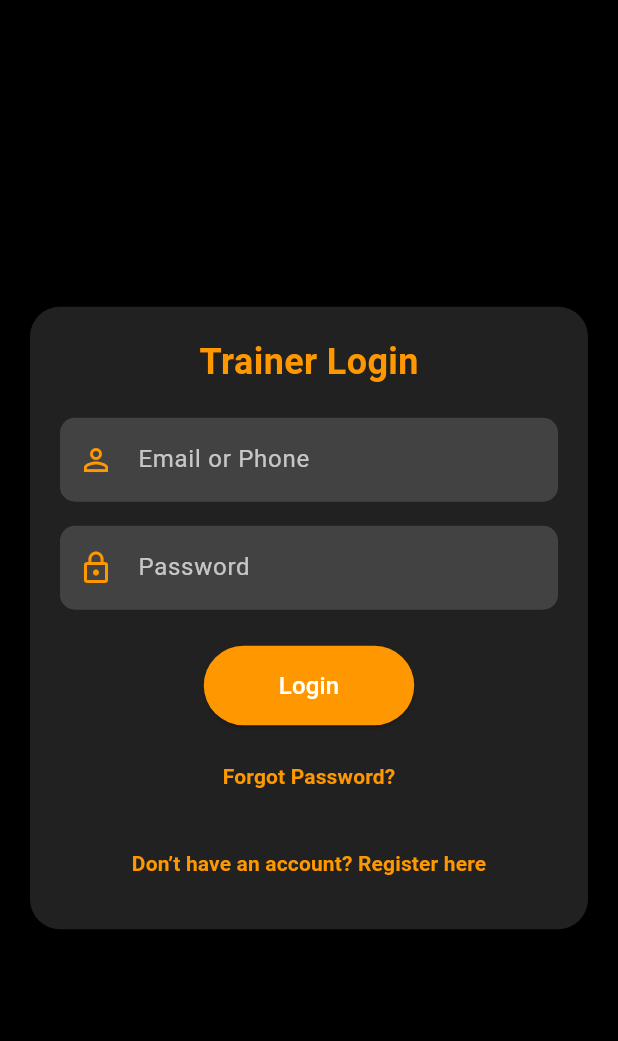
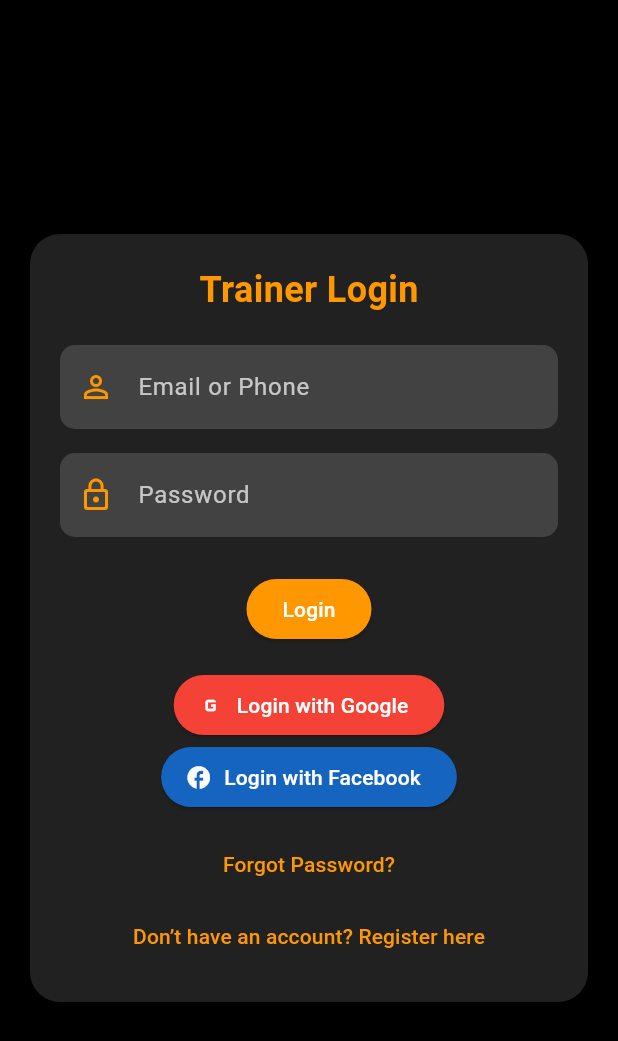
Before and after one commit to shifaaKh28/BodyAndMind, a Flutter app: the TrainerLoginScreen screen opened by its route, on a phone screen of 412 x 824 dp. Shown: the top 1041 px of the screen. Run offline on Flutter 3.47's test engine with Material 3 defaults, Android fonts, the phone set to English and light mode, and no system bars; our stand-ins replace cloud_firestore, firebase_auth, firebase_core, firebase_storage, google_sign_in, image_picker; missing offline and left inert: flutter_facebook_auth; accounts and stored records are empty.

Commit message:
Update login.dart

```diff
--- a/lib/screens/trainer/login.dart
+++ b/lib/screens/trainer/login.dart
@@ -1,7 +1,10 @@
 import 'package:cloud_firestore/cloud_firestore.dart';
 import 'package:flutter/material.dart';
+import '../common/facebook_auth_service.dart';
 import 'package:firebase_auth/firebase_auth.dart';
 import 'dashboard.dart';
+import '../common/google_auth_service.dart'; // Import GoogleAuthService
+
 
 class TrainerLoginScreen extends StatefulWidget {
   @override
@@ -11,6 +14,7 @@ class TrainerLoginScreen extends StatefulWidget {
 class _TrainerLoginScreenState extends State<TrainerLoginScreen> {
   final _emailOrPhoneController = TextEditingController();
   final _passwordController = TextEditingController();
+  final GoogleAuthService _googleAuthService = GoogleAuthService(); // Google Auth Service
   bool _isLoading = false;
 
   // Determine if input is phone or email
@@ -76,6 +80,90 @@ class _TrainerLoginScreenState extends State<TrainerLoginScreen> {
     }
   }
 
+  Future<void> _loginWithGoogle() async {
+    setState(() {
+      _isLoading = true;
+    });
+
+    try {
+      final userCredential = await _googleAuthService.signInWithGoogle();
+      if (userCredential != null) {
+        final uid = userCredential.user!.uid;
+
+        // Check if the user exists in the 'trainees' collection
+        final traineeDoc = await FirebaseFirestore.instance
+            .collection('trainers')
+            .doc(uid)
+            .get();
+
+        if (traineeDoc.exists) {
+          ScaffoldMessenger.of(context).showSnackBar(
+            SnackBar(content: Text('Welcome, ${traineeDoc['name']}!')),
+          );
+          Navigator.pushReplacement(
+            context,
+            MaterialPageRoute(builder: (context) => TrainerDashboard()),
+          );
+        } else {
+          ScaffoldMessenger.of(context).showSnackBar(
+            SnackBar(content: Text('You are not registered as a trainer.')),
+          );
+          FirebaseAuth.instance.signOut();
+        }
+      }
+    } catch (e) {
+      ScaffoldMessenger.of(context).showSnackBar(
+        SnackBar(content: Text('Failed to sign in with Google: $e')),
+      );
+    } finally {
+      setState(() {
+        _isLoading = false;
+      });
+    }
+  }
+
+  Future<void> _loginWithFacebook() async {
+    setState(() {
+      _isLoading = true;
+    });
+
+    try {
+      final FacebookAuthService facebookAuthService = FacebookAuthService();
+      final user = await facebookAuthService.signInWithFacebook();
+
+      if (user != null) {
+        // Check if the user exists in the 'trainees' collection
+        final traineeDoc = await FirebaseFirestore.instance
+            .collection('trainers')
+            .doc(user.uid)
+            .get();
+
+        if (traineeDoc.exists) {
+          ScaffoldMessenger.of(context).showSnackBar(
+            SnackBar(content: Text('Welcome, ${traineeDoc['name']}!')),
+          );
+          Navigator.pushReplacement(
+            context,
+            MaterialPageRoute(builder: (context) => TrainerDashboard()),
+          );
+        } else {
+          ScaffoldMessenger.of(context).showSnackBar(
+            SnackBar(content: Text('You are not registered as a trainer.')),
+          );
+          FirebaseAuth.instance.signOut();
+        }
+      }
+    } catch (e) {
+      ScaffoldMessenger.of(context).showSnackBar(
+        SnackBar(content: Text('Facebook Login failed: $e')),
+      );
+    } finally {
+      setState(() {
+        _isLoading = false;
+      });
+    }
+  }
+
   Future<void> _checkTrainer(String uid) async {
     DocumentSnapshot userDoc =
     await FirebaseFirestore.instance.collection('trainers').doc(uid).get();
@@ -123,7 +211,7 @@ class _TrainerLoginScreenState extends State<TrainerLoginScreen> {
   @override
   Widget build(BuildContext context) {
     return Scaffold(
-      backgroundColor: Colors.black, // Dark background
+      backgroundColor: Colors.black,
       body: Center(
         child: SingleChildScrollView(
           child: Padding(
@@ -131,7 +219,7 @@ class _TrainerLoginScreenState extends State<TrainerLoginScreen> {
             child: Container(
               padding: EdgeInsets.all(20.0),
               decoration: BoxDecoration(
-                color: Colors.grey[900], // Dark container background
+                color: Colors.grey[900],
                 borderRadius: BorderRadius.circular(20),
                 boxShadow: [
                   BoxShadow(
@@ -143,88 +231,61 @@ class _TrainerLoginScreenState extends State<TrainerLoginScreen> {
               ),
               child: Column(
                 crossAxisAlignment: CrossAxisAlignment.start,
-                mainAxisSize: MainAxisSize.min,
                 children: [
-                  // Title
                   Center(
                     child: Text(
                       'Trainer Login',
-                      style: TextStyle(
-                        fontSize: 24,
-                        fontWeight: FontWeight.bold,
-                        color: Colors.orange,
-                      ),
+                      style: TextStyle(fontSize: 24, fontWeight: FontWeight.bold, color: Colors.orange),
                     ),
                   ),
                   SizedBox(height: 20),
+                  _buildDarkTextField(controller: _emailOrPhoneController, label: 'Email or Phone', icon: Icons.person_outline),
+                  SizedBox(height: 16),
+                  _buildDarkTextField(controller: _passwordController, label: 'Password', icon: Icons.lock_outline, obscureText: true),
+                  SizedBox(height: 24),
 
-                  // Email/Phone Field
-                  _buildDarkTextField(
-                    controller: _emailOrPhoneController,
-                    label: 'Email or Phone',
-                    icon: Icons.person_outline,
+                  Center(
+                    child: ElevatedButton(
+                      onPressed: _isLoading ? null : _loginTrainer,
+                      style: ElevatedButton.styleFrom(backgroundColor: Colors.orange),
+                      child: _isLoading ? CircularProgressIndicator(color: Colors.white) : Text('Login', style: TextStyle(color: Colors.white)),
+                    ),
                   ),
                   SizedBox(height: 16),
 
-                  // Password Field
-                  _buildDarkTextField(
-                    controller: _passwordController,
-                    label: 'Password',
-                    icon: Icons.lock_outline,
-                    obscureText: true,
-                  ),
-                  SizedBox(height: 24),
-
-                  // Login Button
                   Center(
-                    child: ElevatedButton(
-                      onPressed: _isLoading ? null : _loginTrainer,
-                      style: ElevatedButton.styleFrom(
-                        backgroundColor: Colors.orange,
-                        padding: EdgeInsets.symmetric(
-                            horizontal: 50, vertical: 15),
-                        shape: RoundedRectangleBorder(
-                          borderRadius: BorderRadius.circular(30),
-                        ),
-                      ),
-                      child: _isLoading
-                          ? CircularProgressIndicator(color: Colors.white)
-                          : Text(
-                        'Login',
-                        style: TextStyle(fontSize: 16, color: Colors.white),
-                      ),
+                    child: ElevatedButton.icon(
+                      onPressed: _isLoading ? null : _loginWithGoogle,
+                      style: ElevatedButton.styleFrom(backgroundColor: Colors.red),
+                      icon: Icon(Icons.g_mobiledata, color: Colors.white),
+                      label: Text('Login with Google', style: TextStyle(color: Colors.white)),
                     ),
                   ),
+
+                  Center(
+                    child: ElevatedButton.icon(
+                      onPressed: _isLoading ? null : _loginWithFacebook,
+                      style: ElevatedButton.styleFrom(backgroundColor: Colors.blue[800]),
+                      icon: Icon(Icons.facebook, color: Colors.white),
+                      label: Text('Login with Facebook', style: TextStyle(color: Colors.white)),
+                    ),
+                  ),
+
                   SizedBox(height: 10),
 
-                  // Forgot Password
                   Center(
                     child: TextButton(
                       onPressed: _resetPassword,
-                      child: Text(
-                        'Forgot Password?',
-                        style: TextStyle(
-                          color: Colors.orange,
-                          fontWeight: FontWeight.bold,
-                        ),
-                      ),
+                      child: Text('Forgot Password?', style: TextStyle(color: Colors.orange)),
                     ),
                   ),
-                  SizedBox(height: 10),
 
-                  // Register Option
                   Center(
                     child: TextButton(
                       onPressed: () {
                         Navigator.pushNamed(context, '/trainerRegister');
                       },
-                      child: Text(
-                        'Don’t have an account? Register here',
-                        style: TextStyle(
-                          color: Colors.orange,
-                          fontWeight: FontWeight.bold,
-                        ),
-                      ),
+                      child: Text('Don’t have an account? Register here', style: TextStyle(color: Colors.orange)),
                     ),
                   ),
                 ],
```
